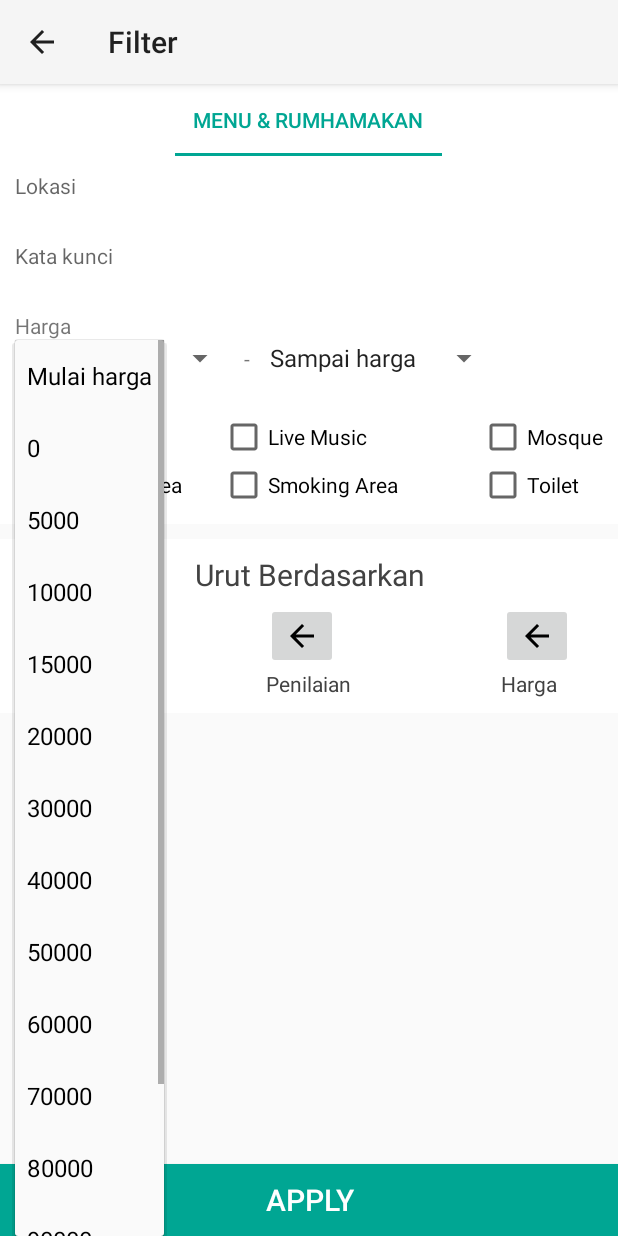
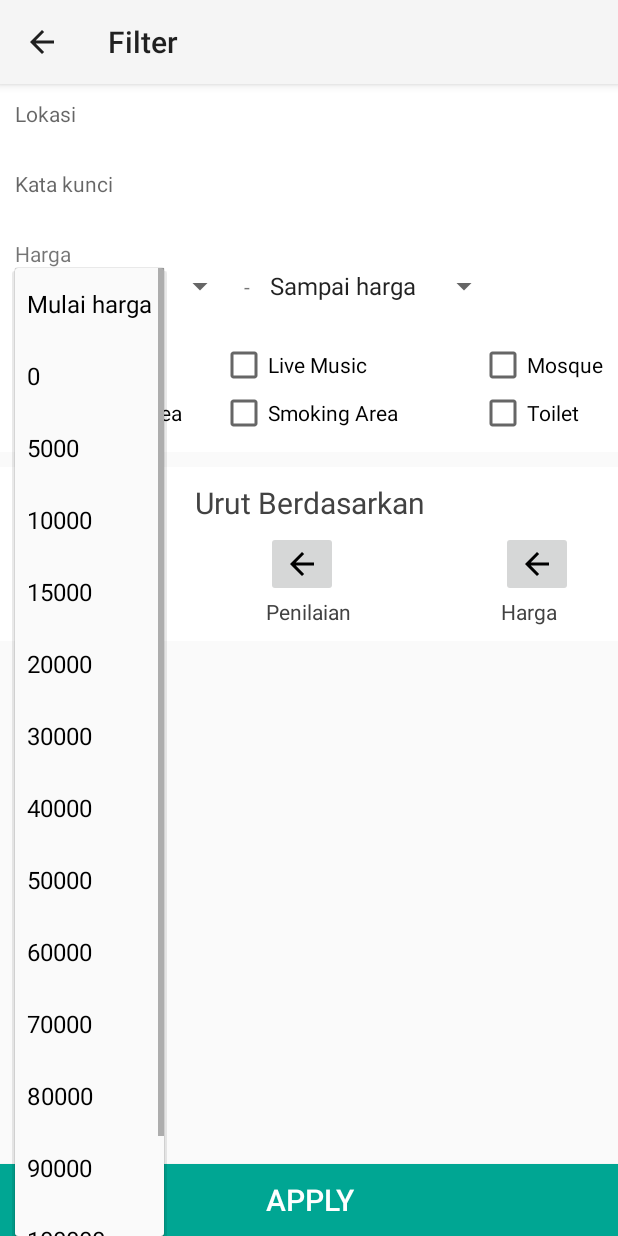
Before and after one commit to fifnst/Trafood, an Android app: the FilterActivity screen opened directly, with no data from a screen before it, after a tap on "Mulai harga", on a phone screen of 412 x 824 dp. Run offline under Robolectric (Android 15) with nearby library versions, the phone set to English and light mode, and no system bars; our stand-ins replace ButterKnife.

Commit message:
update biar gk lemot

```diff
--- a/app/src/main/java/id/trafood/trafood/FilterActivity.java
+++ b/app/src/main/java/id/trafood/trafood/FilterActivity.java
@@ -16,7 +16,7 @@ import id.trafood.trafood.Rumahmakan.Adapter.RmViewPagerAdapter;
 
 public class FilterActivity extends AppCompatActivity {
 
-    TabLayout tabLayout;
+   // TabLayout tabLayout;
     ViewPager viewPager;
     @Override
     protected void onCreate(Bundle savedInstanceState) {
@@ -25,7 +25,7 @@ public class FilterActivity extends AppCompatActivity {
         getSupportActionBar().setDisplayHomeAsUpEnabled(true);
         getSupportActionBar().setTitle("Filter");
 
-        tabLayout = (TabLayout) findViewById(R.id.tlFilter);
+       // tabLayout = (TabLayout) findViewById(R.id.tlFilter);
         viewPager = (ViewPager) findViewById(R.id.vpFilter);
         String lats = getIntent().getStringExtra("LAT");
         String lngs = getIntent().getStringExtra("LNG");
@@ -75,14 +75,14 @@ public class FilterActivity extends AppCompatActivity {
         fragments.add(filnu);
         //fragments.add(filrm);
 
-        ArrayList<String> title = new ArrayList<>();
-        title.add("Menu & rumhamakan");
+      //  ArrayList<String> title = new ArrayList<>();
+      //  title.add("Menu & rumhamakan");
         //title.add("Rumah Makan");
 
-        ViewpagerFilterAdapater adapater = new ViewpagerFilterAdapater(getSupportFragmentManager(), fragments, title);
+        ViewpagerFilterAdapater adapater = new ViewpagerFilterAdapater(getSupportFragmentManager(), fragments/*, title*/);
 
         viewPager.setAdapter(adapater);
-        tabLayout.setupWithViewPager(viewPager);
+       // tabLayout.setupWithViewPager(viewPager);
 
     }
 
--- a/app/src/main/java/id/trafood/trafood/Home/ViewpagerFilterAdapater.java
+++ b/app/src/main/java/id/trafood/trafood/Home/ViewpagerFilterAdapater.java
@@ -12,12 +12,12 @@ import java.util.ArrayList;
 
 public class ViewpagerFilterAdapater extends FragmentStatePagerAdapter {
     ArrayList<Fragment> fragmentArrayList;
-    ArrayList<String> title;
+   // ArrayList<String> title;
 
-    public ViewpagerFilterAdapater(FragmentManager fm, ArrayList<Fragment> fragmentArrayList, ArrayList<String> title) {
+    public ViewpagerFilterAdapater(FragmentManager fm, ArrayList<Fragment> fragmentArrayList/*, ArrayList<String> title*/) {
         super(fm);
         this.fragmentArrayList = fragmentArrayList;
-        this.title = title;
+       // this.title = title;
     }
 
     @Override
@@ -30,8 +30,8 @@ public class ViewpagerFilterAdapater extends FragmentStatePagerAdapter {
         return fragmentArrayList.size();
     }
 
-    @Override
+  /*  @Override
     public CharSequence getPageTitle(int position) {
         return title.get(position);
-    }
+    }*/
 }
--- a/app/src/main/java/id/trafood/trafood/MainActivity.java
+++ b/app/src/main/java/id/trafood/trafood/MainActivity.java
@@ -147,7 +147,7 @@ public class MainActivity extends AppCompatActivity  implements LocationListener
             bundle.putString("NAME", locations);
         }
         if (getIntent().getStringExtra("NAME") == null){
-            bundle.putString("NAME", "lah");
+            bundle.putString("NAME", "Nearest");
         }
 
         final Home_fragmet fraghom = new Home_fragmet();
--- a/app/src/main/res/layout/activity_filter.xml
+++ b/app/src/main/res/layout/activity_filter.xml
@@ -7,14 +7,14 @@
     android:orientation="vertical"
     tools:context="id.trafood.trafood.FilterActivity">
 
-    <android.support.design.widget.TabLayout
+   <!-- <android.support.design.widget.TabLayout
         android:id="@+id/tlFilter"
         android:layout_width="match_parent"
         android:layout_height="wrap_content"
         android:background="@color/white"
         app:tabIndicatorColor="@color/green"
         app:tabSelectedTextColor="@color/green"
-        app:tabTextColor="@color/grey" />
+        app:tabTextColor="@color/grey" /> -->
 
     <android.support.v4.view.ViewPager
         android:id="@+id/vpFilter"
```
Also changed, not shown: app/src/main/java/id/trafood/trafood/Home/FilterMenu.java (+4 -4 lines), app/src/main/java/id/trafood/trafood/HomeActivity.java (+30 -2 lines), app/src/main/java/id/trafood/trafood/Home_fragmet.java (+8 -6 lines).
